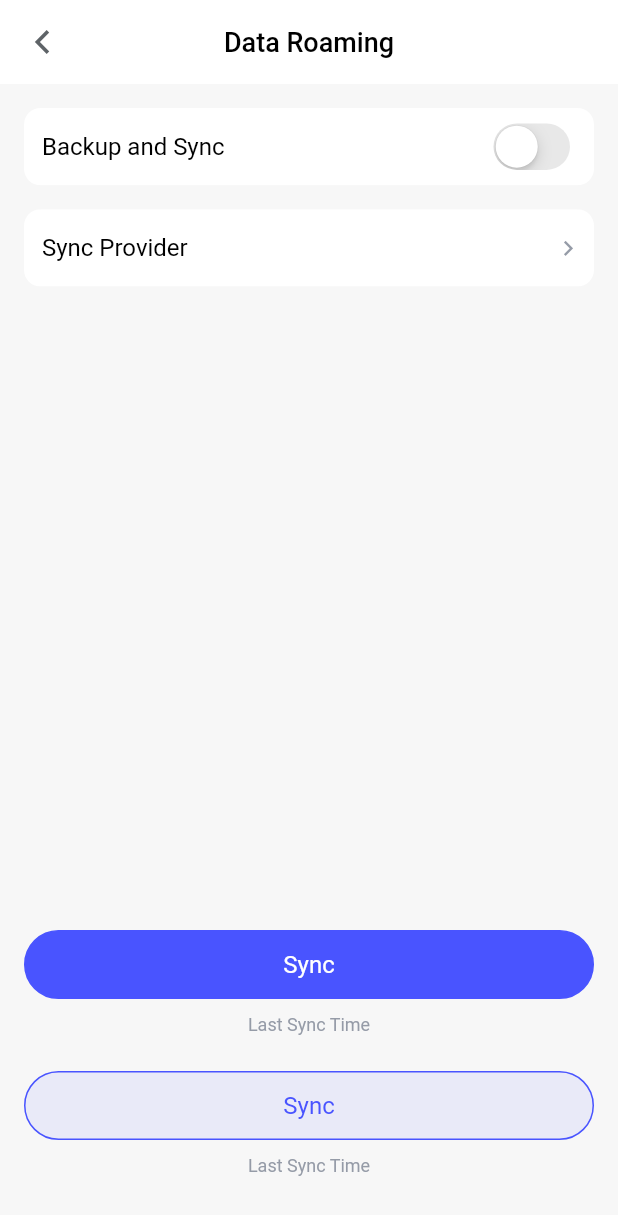
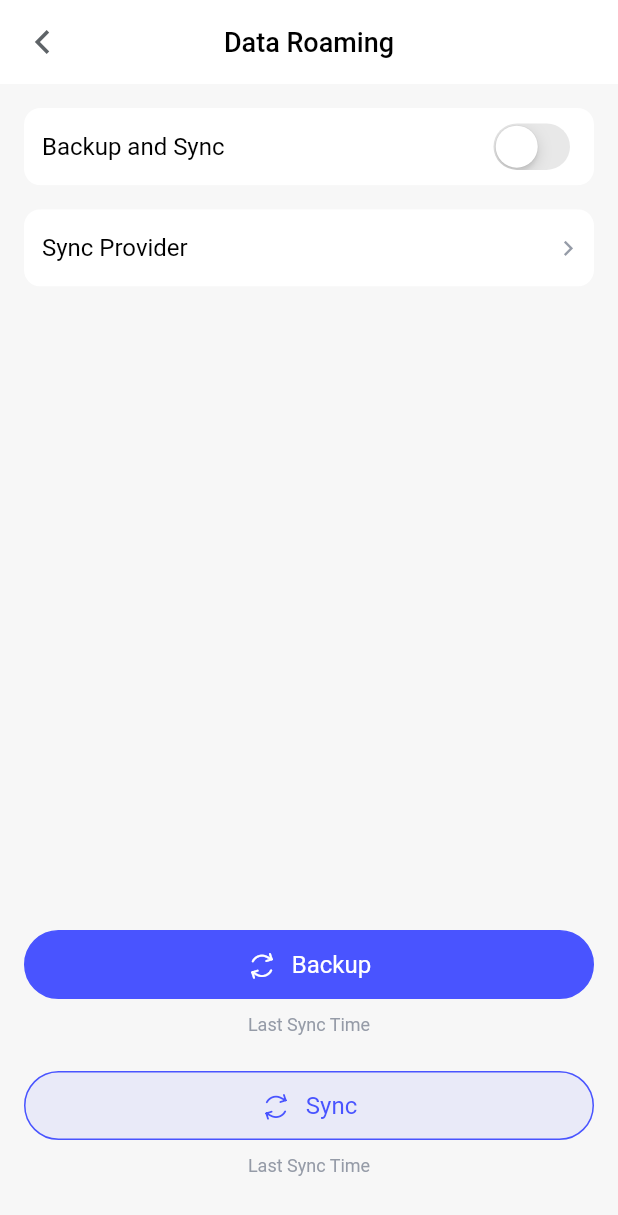
Before and after one commit to metaguardpte/ZPass-Mobile-App, a Flutter app: the DataRoamingPage screen opened by its route, on a phone screen of 412 x 824 dp. Shown: the top 1215 px of the screen. Run offline on Flutter 3.47's test engine with Material 2 defaults, Android fonts, the phone set to English and light mode, and no system bars; drawn by our look-alikes of oktoast; our stand-ins replace _discoveryapis_commons, cached_network_image, connectivity, convex_bottom_bar, device_info_plus, dio and 13 more; missing offline and left inert: common_utils, flkv, googleapis, p7zip, qr_code_scanner, sp_util and 2 more; accounts and stored records are empty; generated files the repository leaves out were written again.

Commit message:
inject loading icon

```diff
--- a/lib/l10n/intl_en.arb
+++ b/lib/l10n/intl_en.arb
@@ -1,5 +1,8 @@
 {
   "_locale": "en",
+
+  "on":"ON",
+  "off":"OFF",
 
   "appName": "ZPass",
   "appSlogan": "Your digital assets management and automation tool.",
--- a/lib/l10n/intl_zh.arb
+++ b/lib/l10n/intl_zh.arb
@@ -1,5 +1,8 @@
 {
   "_locale": "zh",
+
+  "on":"ON",
+  "off":"OFF",
 
   "appName": "ZPass",
   "appSlogan": "Your digital assets management and automation tool.",
--- a/lib/modules/setting/data_roaming/data_roaming.dart
+++ b/lib/modules/setting/data_roaming/data_roaming.dart
@@ -1,3 +1,4 @@
+import 'package:flutter/cupertino.dart';
 import 'package:flutter/material.dart';
 import 'package:zpass/generated/l10n.dart';
 import 'package:zpass/modules/setting/data_roaming/provider/sync_provider.dart';
@@ -17,12 +18,17 @@ class DataRoamingPage extends StatefulWidget {
   State<DataRoamingPage> createState() => _DataRoamingPageState();
 }
 
-class _DataRoamingPageState extends State<DataRoamingPage> {
+class _DataRoamingPageState extends State<DataRoamingPage>
+    with TickerProviderStateMixin {
   late bool switchType;
   late SyncProviderType? _syncProviderType;
   late List<RowData> _backupAndSync;
   late Color _rightColor;
   late TextStyle _rightTextStyle;
+  late AnimationController _animationController;
+  late Animation<double> _rotate;
+  bool onSyncStatus = false;
+  bool onBackupStatus = false;
 
   _handelSyncProviderModalShow() {
     pickSyncType(context, (type, index) {
@@ -32,10 +38,48 @@ class _DataRoamingPageState extends State<DataRoamingPage> {
       });
     });
   }
+  _handelBackup() {
+    if (!onBackupStatus) {
+      setState(() {
+        onBackupStatus = true;
+        _animationController.forward();
+      });
+    } else {
+      onBackupStatus = false;
+      _animationController.stop();
+    }
+  }
+  _handelSync() {
+    if (!onSyncStatus) {
+      setState(() {
+        onSyncStatus = true;
+        _animationController.forward();
+      });
+    } else {
+      onSyncStatus = false;
+      _animationController.stop();
+    }
+  }
 
   @override
   void initState() {
     super.initState();
+    _animationController =
+        AnimationController(duration: Duration(seconds: 300), vsync: this);
+    _rotate = Tween<double>(
+      begin: 1,
+      end: 300,
+    ).animate(_animationController)
+      ..addStatusListener((status) {
+        if (status == AnimationStatus.completed) {
+          // 动画完成后反转
+          _animationController.reverse();
+        } else if (status == AnimationStatus.dismissed) {
+          // 反转回初始状态时继续播放，实现无限循环
+          _animationController.forward();
+        }
+      });
+
     var syncProvider = UserProvider().userSetting.syncProvider;
     if (syncProvider != null) {
       _syncProviderType = SyncProviderType.values
@@ -113,12 +157,13 @@ class _DataRoamingPageState extends State<DataRoamingPage> {
                               const Spacer(),
                               _syncProviderType?.icon ?? Container(),
                               Padding(
-                                  padding: const EdgeInsets.only(right: 10, left: 5),
+                                  padding:
+                                      const EdgeInsets.only(right: 10, left: 5),
                                   child: Material(
                                       child: Text(
-                                        _syncProviderType?.desc ?? '',
-                                        style: _rightTextStyle,
-                                      ))),
+                                    _syncProviderType?.desc ?? '',
+                                    style: _rightTextStyle,
+                                  ))),
                               Icon(
                                 ZPassIcons.icArrowRight,
                                 color: _rightColor,
@@ -134,6 +179,7 @@ class _DataRoamingPageState extends State<DataRoamingPage> {
             Container(
               alignment: Alignment.center,
               child: GestureDetector(
+                onTap: _handelBackup,
                 child: Container(
                   alignment: Alignment.center,
                   height: 46,
@@ -146,9 +192,21 @@ class _DataRoamingPageState extends State<DataRoamingPage> {
                   child: Row(
                     mainAxisAlignment: MainAxisAlignment.center,
                     children: [
+                      Padding(
+                          padding: const EdgeInsets.only(right: 10),
+                          child: onBackupStatus
+                              ?const CupertinoActivityIndicator(
+                                  color: Colors.white,
+                                  radius: 8,
+                                )
+                              : const Icon(
+                                  ZPassIcons.icSync,
+                                  size: 20,
+                                  color: Colors.white,
+                                )),
                       // Icon(icon),
                       Text(
-                        S.current.sync,
+                        S.current.backup,
                         textAlign: TextAlign.center,
                         style:
                             const TextStyle(color: Colors.white, fontSize: 16),
@@ -168,6 +226,7 @@ class _DataRoamingPageState extends State<DataRoamingPage> {
             Container(
               alignment: Alignment.center,
               child: GestureDetector(
+                onTap: _handelSync,
                 child: Container(
                   alignment: Alignment.center,
                   height: 46,
@@ -180,7 +239,18 @@ class _DataRoamingPageState extends State<DataRoamingPage> {
                   child: Row(
                     mainAxisAlignment: MainAxisAlignment.center,
                     children: [
-                      // Icon(icon),
+                      Padding(
+                          padding: const EdgeInsets.only(right: 10),
+                          child: onSyncStatus
+                              ?const CupertinoActivityIndicator(
+                                  color: Color.fromRGBO(73, 84, 255, 1),
+                                  radius: 8,
+                                )
+                              : const Icon(
+                                  ZPassIcons.icSync,
+                                  size: 20,
+                                  color: Color.fromRGBO(73, 84, 255, 1),
+                                )),
                       Text(
                         S.current.sync,
                         textAlign: TextAlign.center,
--- a/lib/modules/setting/general.dart
+++ b/lib/modules/setting/general.dart
@@ -1,6 +1,7 @@
 import 'package:flutter/material.dart';
 import 'package:zpass/generated/l10n.dart';
 import 'package:zpass/modules/setting/router_settting.dart';
+import 'package:zpass/modules/user/user_provider.dart';
 import 'package:zpass/res/zpass_icons.dart';
 import 'package:zpass/routers/fluro_navigator.dart';
 import 'package:zpass/widgets/list.dart';
@@ -59,7 +60,7 @@ class _GeneralWidgetState extends State<GeneralWidget> {
               children: [
                 const Spacer(),
                 Padding(
-                    padding: const EdgeInsets.only(right: 10),
+                    padding: const EdgeInsets.only(right: 10,top: 10,bottom: 10),
                     child: Material(
                         child: Text(
                       'OFF',
--- a/lib/res/zpass_icons.dart
+++ b/lib/res/zpass_icons.dart
@@ -26,6 +26,8 @@ class ZPassIcons {
   static const IconData favCard = IconData(0xe6f7, fontFamily: _kFontFam, fontPackage: _kFontPkg);
   static const IconData favIdentity = IconData(0xe6f8, fontFamily: _kFontFam, fontPackage: _kFontPkg);
 
+  static const IconData icSync = IconData(0xe6fb, fontFamily: _kFontFam, fontPackage: _kFontPkg);
+  static const IconData icBackup = IconData(0xe6fc, fontFamily: _kFontFam, fontPackage: _kFontPkg);
   static const IconData icNavBack = IconData(0xe6d6, fontFamily: _kFontFam, fontPackage: _kFontPkg);
   static const IconData icTextFieldClean = IconData(0xe6d8, fontFamily: _kFontFam, fontPackage: _kFontPkg);
   static const IconData icSecret = IconData(0xe6e1, fontFamily: _kFontFam, fontPackage: _kFontPkg);
```
